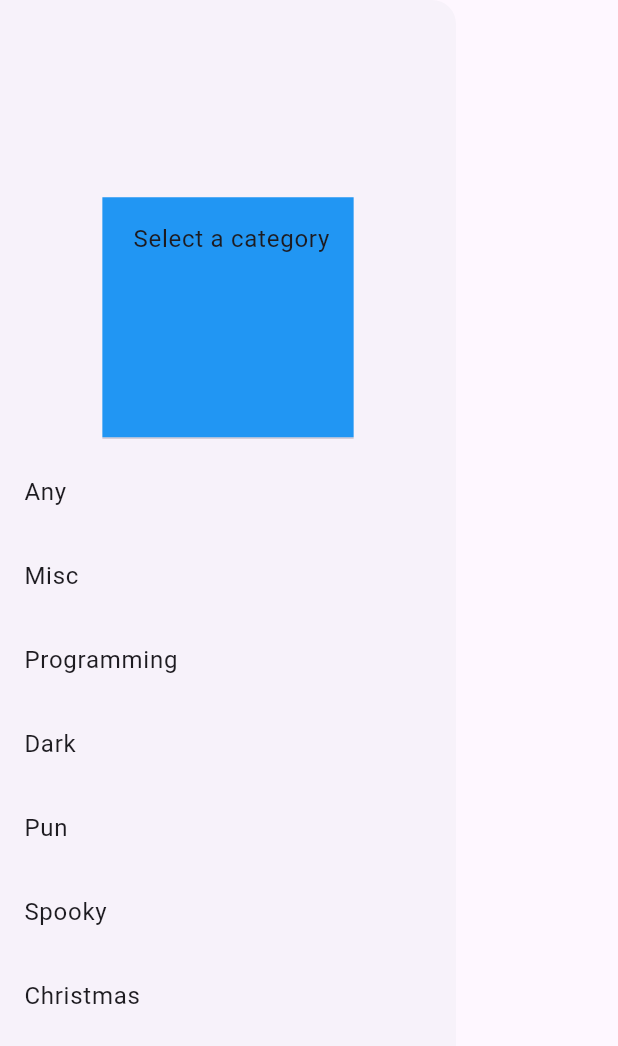
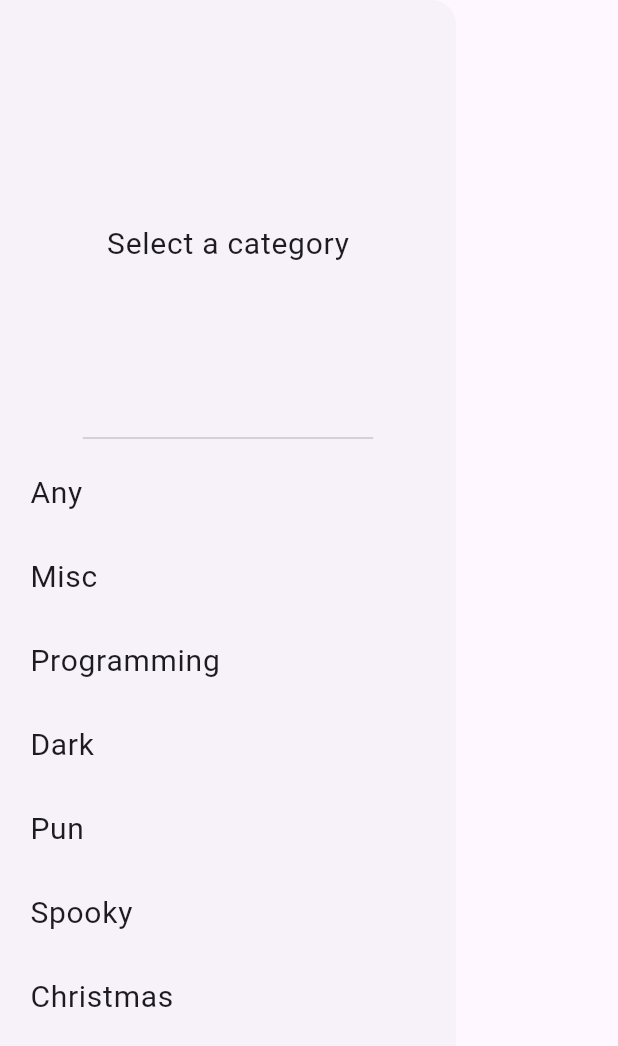
Before and after one commit to Worldkilas/Jokes-app, a Flutter app: the MyDrawer widget shown alone on an empty page, opened directly with empty values, on a phone screen of 412 x 824 dp. Shown: the top 1046 px of the screen. Run offline on Flutter 3.47's test engine with Material 3 defaults, Android fonts, the phone set to English and light mode, and no system bars; our stand-ins replace google_fonts, isar; accounts and stored records are empty; generated files the repository leaves out were written again.

Commit message:
added file structure

```diff
--- a/lib/components/my_drawer.dart
+++ b/lib/components/my_drawer.dart
@@ -1,4 +1,5 @@
 import 'package:flutter/material.dart';
+import 'package:google_fonts/google_fonts.dart';
 import 'package:joke_app/models/joke.dart';
 
 class MyDrawer extends StatelessWidget {
@@ -11,12 +12,18 @@ class MyDrawer extends StatelessWidget {
       child: Column(
         mainAxisAlignment: MainAxisAlignment.center,
         children: [
-          const DrawerHeader(
-            decoration: BoxDecoration(color: Colors.blue),
-            child: Text(' Select a category'),
+          DrawerHeader(
+            child: Text(
+              'Select a category',
+              style: GoogleFonts.cevicheOne(fontSize: 20),
+            ),
           ),
           ...JokeCategory.values.map((category) => ListTile(
-                title: Text(category.path),
+                contentPadding: const EdgeInsets.only(left: 20),
+                title: Text(
+                  category.path,
+                  style: GoogleFonts.cevicheOne(fontSize: 20),
+                ),
                 onTap: () {
                   Navigator.pop(context);
                   onCategorySelected(category);
--- a/pubspec.yaml
+++ b/pubspec.yaml
@@ -38,6 +38,9 @@ dependencies:
   provider: ^6.1.2
   clipboard: ^0.1.3
   google_fonts: ^6.2.1
+  isar: ^3.1.0+1
+  isar_flutter_libs: ^3.1.0+1
+  path_provider: ^2.1.4
 
 dev_dependencies:
   flutter_test:
@@ -49,6 +52,8 @@ dev_dependencies:
   # package. See that file for information about deactivating specific lint
   # rules and activating additional ones.
   flutter_lints: ^4.0.0
+  isar_generator: ^3.1.0+1
+  build_runner: ^2.4.12
 
 # For information on the generic Dart part of this file, see the
 # following page: https://dart.dev/tools/pub/pubspec
```
Also changed, not shown: lib/components/content_container.dart (+45 -0 lines), lib/joke_service.dart (+43 -0 lines), lib/models/favourite_jokes.dart (added, +8 -0 lines), lib/models/joke.dart (+4 -45 lines), lib/pages/homepage.dart (+5 -2 lines), pubspec.lock, 5 other files.
